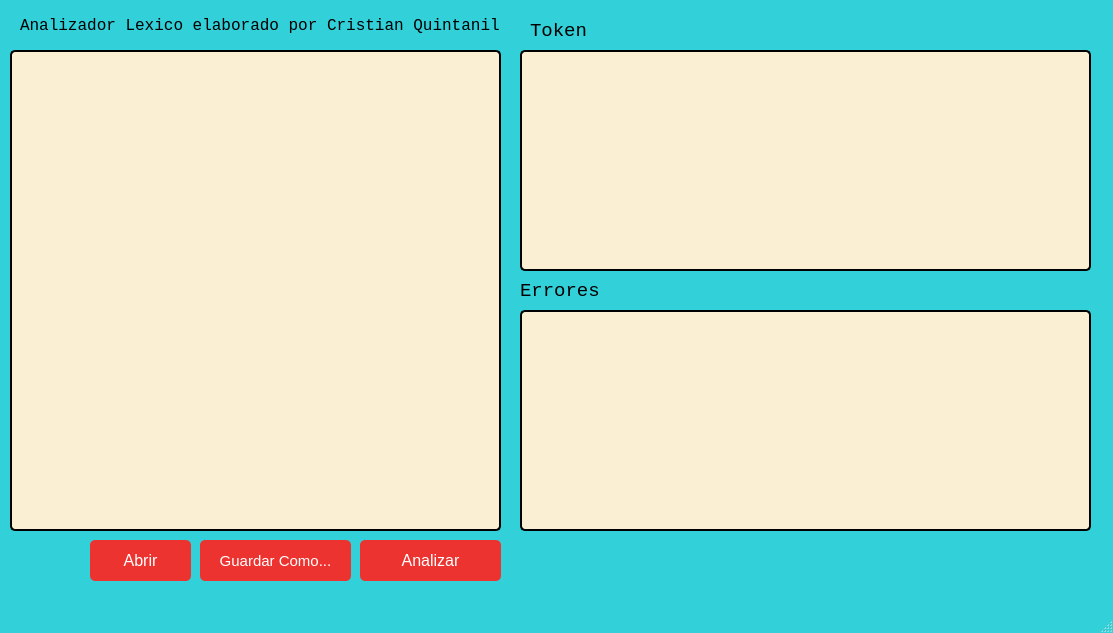
This is mainwindow.ui in cristian-quintanilla/analizadorlexico as Qt 5 draws it before an edit. The edited form follows.
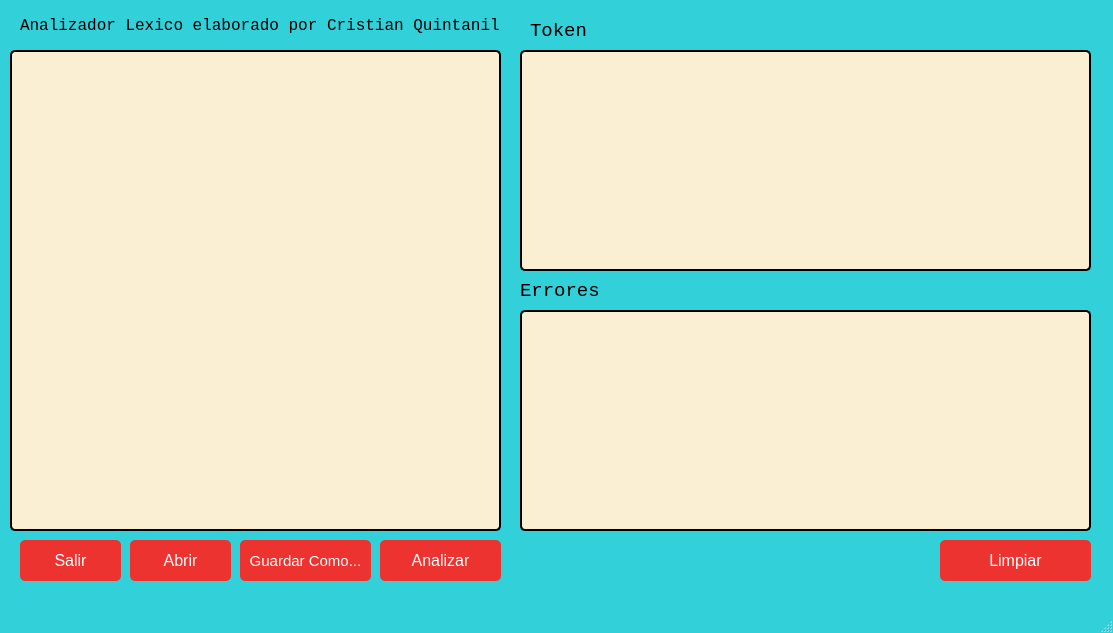
This is the edited form.

Commit message: Cambio de interfaz, corrección de algunos Bugs

Patch:
```diff
--- a/mainwindow.ui
+++ b/mainwindow.ui
@@ -28,13 +28,17 @@
 	background: #434343;
 }
 
-QPlainTextEdit{
+QTableWidget, QPlainTextEdit{
 	background-color: #FAEFD2;
 	border-radius: 5px;
 	border: 2px solid black;
 	padding: 15px;
 }
 
+QTableWidget:hover:!pressed{
+	border: 2px solid gray;
+}
+
 QPlainTextEdit:hover:!pressed{
 	border: 2px solid gray;
 }</string>
@@ -59,9 +63,9 @@
    <widget class="QPushButton" name="pushButton">
     <property name="geometry">
      <rect>
-      <x>360</x>
+      <x>380</x>
       <y>540</y>
-      <width>141</width>
+      <width>121</width>
       <height>41</height>
      </rect>
     </property>
@@ -118,7 +122,7 @@
    <widget class="QPushButton" name="pushButton_2">
     <property name="geometry">
      <rect>
-      <x>90</x>
+      <x>130</x>
       <y>540</y>
       <width>101</width>
       <height>41</height>
@@ -139,26 +143,10 @@
    <widget class="QPlainTextEdit" name="Token">
     <property name="geometry">
      <rect>
-      <x>520</x>
-      <y>50</y>
-      <width>571</width>
-      <height>221</height>
-     </rect>
-    </property>
-    <property name="font">
-     <font>
-      <family>Consolas</family>
-      <pointsize>10</pointsize>
-     </font>
-    </property>
-   </widget>
-   <widget class="QPlainTextEdit" name="Error">
-    <property name="geometry">
-     <rect>
-      <x>520</x>
-      <y>310</y>
-      <width>571</width>
-      <height>221</height>
+      <x>700</x>
+      <y>180</y>
+      <width>61</width>
+      <height>31</height>
      </rect>
     </property>
     <property name="font">
@@ -171,9 +159,9 @@
    <widget class="QPushButton" name="pushButton_4">
     <property name="geometry">
      <rect>
-      <x>200</x>
+      <x>240</x>
       <y>540</y>
-      <width>151</width>
+      <width>131</width>
       <height>41</height>
      </rect>
     </property>
@@ -208,6 +196,68 @@
      <string>Analizador Lexico elaborado por Cristian Quintanilla</string>
     </property>
    </widget>
+   <widget class="QPushButton" name="pushButton_3">
+    <property name="geometry">
+     <rect>
+      <x>20</x>
+      <y>540</y>
+      <width>101</width>
+      <height>41</height>
+     </rect>
+    </property>
+    <property name="font">
+     <font>
+      <pointsize>12</pointsize>
+     </font>
+    </property>
+    <property name="cursor">
+     <cursorShape>PointingHandCursor</cursorShape>
+    </property>
+    <property name="text">
+     <string>Salir</string>
+    </property>
+   </widget>
+   <widget class="QTableWidget" name="tableTokens">
+    <property name="geometry">
+     <rect>
+      <x>520</x>
+      <y>50</y>
+      <width>571</width>
+      <height>221</height>
+     </rect>
+    </property>
+   </widget>
+   <widget class="QTableWidget" name="tableErrores">
+    <property name="geometry">
+     <rect>
+      <x>520</x>
+      <y>310</y>
+      <width>571</width>
+      <height>221</height>
+     </rect>
+    </property>
+   </widget>
+   <widget class="QPushButton" name="cleanTables">
+    <property name="geometry">
+     <rect>
+      <x>940</x>
+      <y>540</y>
+      <width>151</width>
+      <height>41</height>
+     </rect>
+    </property>
+    <property name="font">
+     <font>
+      <pointsize>12</pointsize>
+     </font>
+    </property>
+    <property name="cursor">
+     <cursorShape>PointingHandCursor</cursorShape>
+    </property>
+    <property name="text">
+     <string>Limpiar</string>
+    </property>
+   </widget>
   </widget>
   <widget class="QMenuBar" name="menuBar">
    <property name="geometry">
```
The commit also changes 6 other files.
